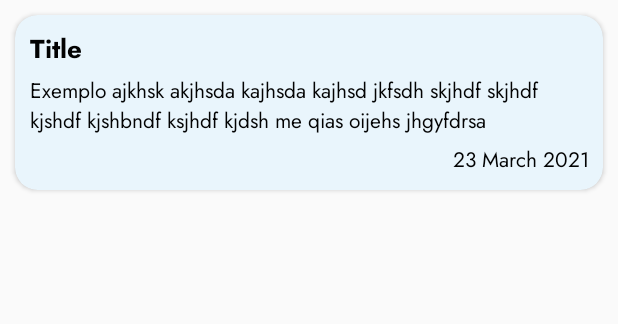
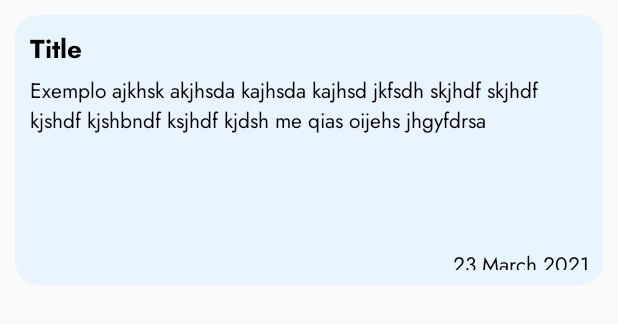
Before and after one commit to aliciamendes/annotation, an Android app: the layout item_anotation.xml on its own in the app's theme, with its tools: preview values and no code run, on a phone screen of 412 x 824 dp. Shown: the top 324 px of the screen. Run offline under Robolectric (Android 15) with nearby library versions, the phone set to English and light mode, and no system bars.

Commit message:
Ajustes na parte visual

```diff
--- a/app/src/main/java/com/example/annotation/MainActivity.kt
+++ b/app/src/main/java/com/example/annotation/MainActivity.kt
@@ -15,6 +15,7 @@ class MainActivity : AppCompatActivity() {
         navController = findNavController(R.id.fragmentContainerView)
         setupActionBarWithNavController(navController)
         supportActionBar?.hide()
+
     }
 
     override fun onNavigateUp(): Boolean {
--- a/app/src/main/java/com/example/annotation/Model/Notes.kt
+++ b/app/src/main/java/com/example/annotation/Model/Notes.kt
@@ -1,6 +1,6 @@
 package com.example.annotation.Model
 
-import android.text.Editable
+
 import androidx.room.Entity
 import androidx.room.PrimaryKey
 
--- a/app/src/main/java/com/example/annotation/ui/Fragments/HomeFragment.kt
+++ b/app/src/main/java/com/example/annotation/ui/Fragments/HomeFragment.kt
@@ -38,6 +38,7 @@ class HomeFragment : Fragment() {
             Navigation.findNavController(it).navigate(R.id.action_homeFragment_to_createAnnotationFragment)
         }
 
+
         return binding.root
     }
 
--- a/app/src/main/res/drawable/not_button.xml
+++ b/app/src/main/res/drawable/not_button.xml
@@ -2,6 +2,6 @@
 <shape android:shape="rectangle" xmlns:android="http://schemas.android.com/apk/res/android">
 
     <solid android:color="#D1D1D1"/>
-    <corners android:radius="150dp"/>
+    <corners android:radius="15dp"/>
 
 </shape>
--- /dev/null
+++ b/app/src/main/res/drawable/shape.xml
@@ -0,0 +1,17 @@
+<?xml version="1.0" encoding="utf-8"?>
+<shape
+    xmlns:android="http://schemas.android.com/apk/res/android"
+    android:shape="rectangle"   >
+
+    <padding
+        android:left="5dp"
+        android:top="5dp"
+        android:right="5dp"
+        android:bottom="5dp"    >
+    </padding>
+
+    <corners
+        android:radius="15dp"   >
+    </corners>
+
+</shape>
--- a/app/src/main/res/drawable/yes_button.xml
+++ b/app/src/main/res/drawable/yes_button.xml
@@ -2,6 +2,6 @@
 <shape android:shape="rectangle" xmlns:android="http://schemas.android.com/apk/res/android">
 
     <solid android:color="#FF6A6A"/>
-    <corners android:radius="150dp"/>
+    <corners android:radius="15dp"/>
 
 </shape>
--- a/app/src/main/res/layout/activity_main.xml
+++ b/app/src/main/res/layout/activity_main.xml
@@ -5,7 +5,10 @@
     android:layout_width="match_parent"
     android:layout_height="match_parent"
     tools:context=".MainActivity"
-    app:titleTextColor="@color/black">
+    app:titleTextColor="@color/black"
+    android:orientation="vertical"
+    android:background="@color/white">
+
 
     <fragment
         android:id="@+id/fragmentContainerView"
--- a/app/src/main/res/layout/fragment_create_annotation.xml
+++ b/app/src/main/res/layout/fragment_create_annotation.xml
@@ -18,7 +18,7 @@
             android:orientation="horizontal" android:layout_marginBottom="20dp">
 
             <com.google.android.material.floatingactionbutton.FloatingActionButton
-                android:id="@+id/icon_back_create_note"
+                android:id="@+id/backButton"
                 android:layout_width="wrap_content"
                 android:layout_height="wrap_content"
                 android:contentDescription="@string/descroption_back_button"
--- a/app/src/main/res/layout/item_anotation.xml
+++ b/app/src/main/res/layout/item_anotation.xml
@@ -4,50 +4,50 @@
     android:layout_height="wrap_content"
     xmlns:app="http://schemas.android.com/apk/res-auto">
 
-    <androidx.cardview.widget.CardView
-        android:layout_width="match_parent"
-        android:layout_height="wrap_content"
-        app:cardCornerRadius="15dp"
-        android:layout_margin="10dp"
-        android:backgroundTint="@color/blue10">
 
         <LinearLayout
             android:layout_width="match_parent"
-            android:layout_height="wrap_content"
+            android:layout_height="180dp"
+            android:orientation="vertical"
+            android:backgroundTint="@color/blue10"
             android:padding="10dp"
-            android:orientation="vertical">
+            android:persistentDrawingCache=""
+            android:background="@drawable/shape"
+            android:layout_margin="10dp">
 
             <TextView
+                android:id="@+id/notesTitle"
                 android:layout_width="match_parent"
                 android:layout_height="wrap_content"
                 android:fontFamily="@font/bold"
-                android:id="@+id/notesTitle"
+                android:maxLines="1"
                 android:text="Title"
-                android:textSize="17sp"
-                android:maxLines="1"
-                android:textColor="@color/black"/>
+                android:textColor="@color/black"
+                android:textSize="17sp" />
 
             <TextView
+                android:id="@+id/notesContent"
+                android:layout_width="match_parent"
+                android:layout_height="110dp"
+                android:layout_marginTop="5dp"
+                android:fontFamily="@font/regular"
+                android:text="Exemplo ajkhsk akjhsda kajhsda kajhsd jkfsdh skjhdf skjhdf kjshdf kjshbndf ksjhdf kjdsh me qias oijehs jhgyfdrsa"
+                android:textColor="@color/black"
+                android:lines="5"
+                android:ellipsize="end"
+                android:textSize="14sp" />
+
+            <TextView
+                android:id="@+id/notesDate"
                 android:layout_width="match_parent"
                 android:layout_height="wrap_content"
-                android:id="@+id/notesContent"
-                android:text="Exemplo ajkhsk akjhsda kajhsda kajhsd jkfsdh skjhdf skjhdf kjshdf kjshbndf ksjhdf kjdsh me qias oijehs jhgyfdrsa"
-                android:textSize="14sp"
+                android:layout_marginTop="5dp"
                 android:fontFamily="@font/regular"
-                android:layout_marginTop="5dp"
-                android:textColor="@color/black"/>
-
-            <TextView
-                android:layout_width="match_parent"
-                android:layout_height="wrap_content"
-                android:id="@+id/notesDate"
                 android:text="23 March 2021"
-                android:textSize="14dp"
-                android:fontFamily="@font/regular"
-                android:layout_marginTop="5dp"
+                android:textAlignment="textEnd"
                 android:textColor="@color/black"
-                android:textAlignment="textEnd"/>
+                android:textSize="14dp" />
 
         </LinearLayout>
-    </androidx.cardview.widget.CardView>
+
 </LinearLayout>
```
Also changed, not shown: app/src/main/java/com/example/annotation/ui/Fragments/CreateAnnotationFragment.kt (+5 -2 lines), app/src/main/res/layout/fragment_home.xml (+53 -2 lines), app/src/main/res/drawable/user.png (added).
